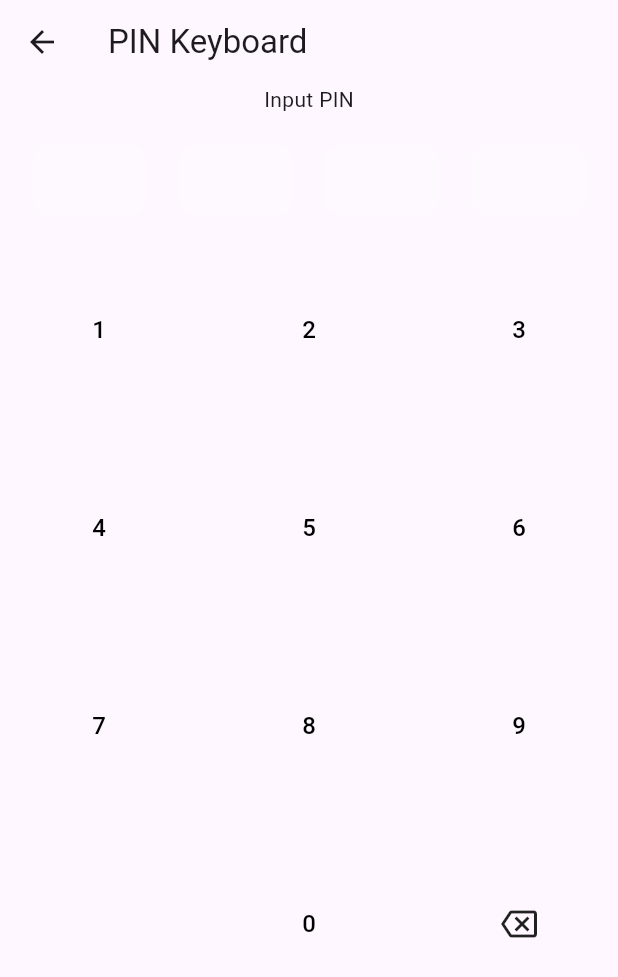
After one commit to rexfilius/study_flutter, a Flutter app: the KeyboardPage3 screen opened by its route, after a tap on the "backspace" icon, on a phone screen of 412 x 824 dp. The commit adds this screen. Shown: the top 977 px of the screen. Run offline on Flutter 3.47's test engine with Material 3 defaults, Android fonts, the phone set to English and light mode, and no system bars; our stand-ins replace equatable, flutter_hooks, hooks_riverpod, keyboard_actions, modal_bottom_sheet, shared_preferences; accounts and stored records are empty.

Commit message:
keyboards

```diff
--- a/lib/pages/home/home_page.dart
+++ b/lib/pages/home/home_page.dart
@@ -59,7 +59,13 @@ class HomePage extends ConsumerWidget {
             onTap: () {
               Navigator.pushNamed(context, RouteName.keyboardPage2);
             },
-          )
+          ),
+          ListTile(
+            title: const Text('Keyboard III'),
+            onTap: () {
+              Navigator.pushNamed(context, RouteName.keyboardPage3);
+            },
+          ),
         ],
       ),
     );
--- /dev/null
+++ b/lib/pages/keyboard3/input_pin_widget.dart
@@ -0,0 +1,141 @@
+import 'package:flutter/material.dart';
+
+class InputPinWidget extends StatefulWidget {
+  const InputPinWidget({
+    super.key,
+    required this.onPinEntered,
+  });
+
+  final void Function(String) onPinEntered;
+
+  @override
+  State<StatefulWidget> createState() => _InputPinWidgetState();
+}
+
+class _InputPinWidgetState extends State<InputPinWidget> {
+  final List<TextEditingController> _pinControllers =
+      List.generate(4, (_) => TextEditingController());
+  static const List<String> keypadValues = [
+    '1',
+    '2',
+    '3',
+    '4',
+    '5',
+    '6',
+    '7',
+    '8',
+    '9',
+    '',
+    '0',
+    'delete'
+  ];
+
+  @override
+  void dispose() {
+    for (var controller in _pinControllers) {
+      controller.dispose();
+    }
+    super.dispose();
+  }
+
+  void _handleKeyPress(String value) {
+    if (value == 'delete') {
+      for (var i = _pinControllers.length - 1; i >= 0; i--) {
+        if (_pinControllers[i].text.isNotEmpty) {
+          setState(() {
+            _pinControllers[i].clear();
+          });
+          break;
+        }
+      }
+    } else {
+      for (var i = 0; i < _pinControllers.length; i++) {
+        if (_pinControllers[i].text.isEmpty) {
+          setState(() {
+            _pinControllers[i].text = value;
+          });
+          if (i == _pinControllers.length - 1) {
+            // If last pin box is filled, trigger pin entered callback
+            widget.onPinEntered(
+                _pinControllers.map((controller) => controller.text).join());
+          }
+          break;
+        }
+      }
+    }
+  }
+
+  @override
+  Widget build(BuildContext context) {
+    return Expanded(
+      //color: Colors.blueAccent,
+      child: Column(
+        mainAxisSize: MainAxisSize.min,
+        children: [
+          // Pin Input TextField
+          Padding(
+            padding: const EdgeInsets.symmetric(vertical: 10.0),
+            child: Row(
+              mainAxisAlignment: MainAxisAlignment.spaceEvenly,
+              children: _pinControllers.map((controller) {
+                return Container(
+                  width: 76,
+                  height: 48,
+                  alignment: Alignment.center,
+                  decoration: BoxDecoration(
+                    color: Colors.white12,
+                    border: Border.all(color: Colors.white12),
+                    borderRadius: BorderRadius.circular(12),
+                  ),
+                  child: TextField(
+                    controller: controller,
+                    keyboardType: TextInputType.number,
+                    maxLength: 1,
+                    obscureText: true,
+                    obscuringCharacter: '*',
+                    textAlign: TextAlign.center,
+                    style: const TextStyle(
+                      fontSize: 24,
+                      color: Colors.black,
+                      fontWeight: FontWeight.w500,
+                    ),
+                    decoration: const InputDecoration(
+                      counterText: '',
+                      border: InputBorder.none,
+                    ),
+                  ),
+                );
+              }).toList(),
+            ),
+          ),
+
+          // Pin Input Keypad
+          GridView.count(
+            crossAxisCount: 3,
+            shrinkWrap: true,
+            //padding: const EdgeInsets.only(),
+            crossAxisSpacing: 8.0,
+            children: keypadValues.map((value) {
+              return InkWell(
+                onTap: () => _handleKeyPress(value),
+                child: Container(
+                  alignment: Alignment.center,
+                  child: value == 'delete'
+                      ? const Icon(Icons.backspace_outlined)
+                      : Text(
+                          value,
+                          style: const TextStyle(
+                            fontSize: 16,
+                            fontWeight: FontWeight.w500,
+                            color: Colors.black,
+                          ),
+                        ),
+                ),
+              );
+            }).toList(),
+          ),
+        ],
+      ),
+    );
+  }
+}
--- /dev/null
+++ b/lib/pages/keyboard3/keyboard_page3.dart
@@ -0,0 +1,26 @@
+import 'package:flutter/material.dart';
+import 'package:hooks_riverpod/hooks_riverpod.dart';
+import 'package:study_flutter/pages/keyboard3/input_pin_widget.dart';
+
+class KeyboardPage3 extends ConsumerWidget {
+  const KeyboardPage3({super.key});
+
+  @override
+  Widget build(BuildContext context, WidgetRef ref) {
+    return Scaffold(
+      appBar: AppBar(
+        title: const Text('PIN Keyboard'),
+      ),
+      body: Column(
+        children: [
+          const Text('Input PIN'),
+          const SizedBox(height: 10),
+          InputPinWidget(
+            onPinEntered: (String value) {},
+          ),
+          //Expanded(child: Container()),
+        ],
+      ),
+    );
+  }
+}
--- a/lib/routes/app_routes.dart
+++ b/lib/routes/app_routes.dart
@@ -6,6 +6,7 @@ import 'package:study_flutter/pages/future_provider/future_provider_page.dart';
 import 'package:study_flutter/pages/home/home_page.dart';
 import 'package:study_flutter/pages/keyboard/keyboard_page.dart';
 import 'package:study_flutter/pages/keyboard2/keyboard_page2.dart';
+import 'package:study_flutter/pages/keyboard3/keyboard_page3.dart';
 import 'package:study_flutter/pages/sliders/sliders_page.dart';
 import 'package:study_flutter/pages/switches/switches_page.dart';
 import 'package:study_flutter/pages/textfield_state/textfield_state_page.dart';
@@ -21,6 +22,7 @@ abstract class RouteName {
   static const slidersPage = '/slidersPage';
   static const keyboardPage = 'keyboardPage';
   static const keyboardPage2 = 'keyboardPage2';
+  static const keyboardPage3 = 'keyboardPage3';
 }
 
 Map<String, Widget Function(BuildContext)> appRoutesMap = {
@@ -34,4 +36,5 @@ Map<String, Widget Function(BuildContext)> appRoutesMap = {
   RouteName.slidersPage: (context) => const SlidersPage(),
   RouteName.keyboardPage: (context) => const KeyboardPage(),
   RouteName.keyboardPage2: (context) => const KeyboardPage2(),
+  RouteName.keyboardPage3: (context) => const KeyboardPage3(),
 };
```
